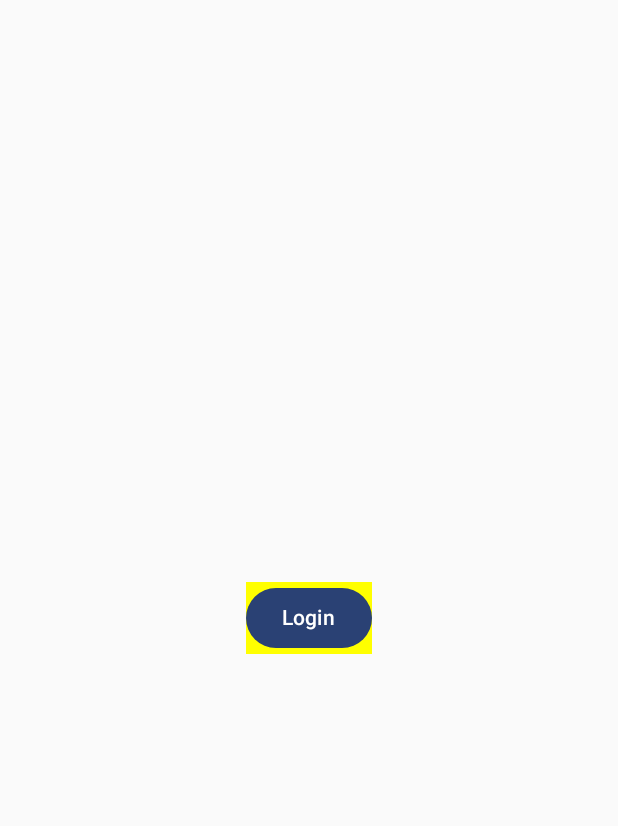
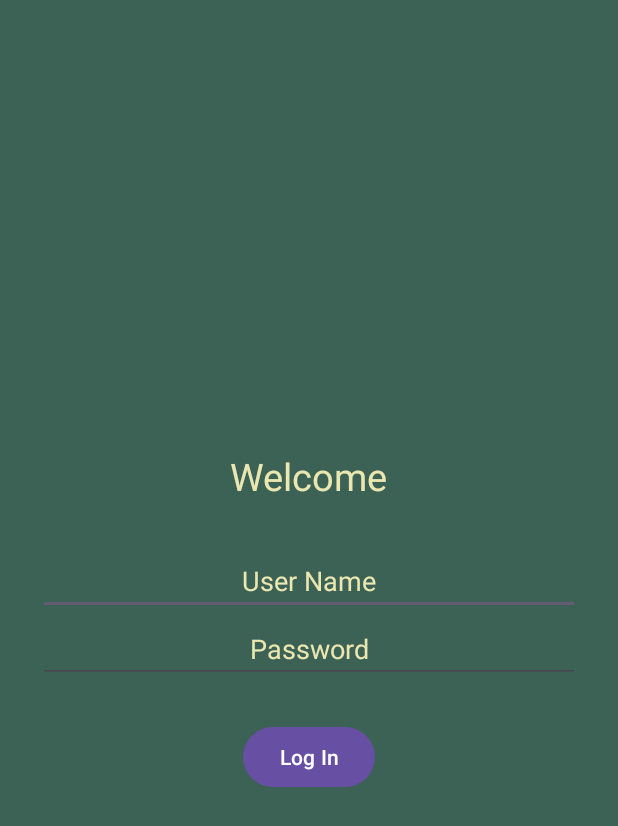
Before and after one commit to inesimoes01/wsp-quality-assessment-app, an Android app built with Jetpack Compose: the screen it shows after launch (LoginActivity), on a phone screen of 412 x 824 dp. Shown: the top 826 px of the screen. Run offline under Robolectric (Android 15) with nearby library versions, the phone set to English and light mode, and no system bars.

Commit message:
changed login from kotlin to xml

```diff
--- /dev/null
+++ b/app/src/main/java/com/example/myapplication/Activities/LoginActivity.kt
@@ -0,0 +1,43 @@
+package com.example.myapplication.Activities
+
+import android.content.Intent
+import android.os.Bundle
+import android.widget.Button
+import android.widget.EditText
+import android.widget.Toast
+import androidx.appcompat.app.AppCompatActivity
+import com.example.myapplication.CameraViewActivity
+import com.example.myapplication.Classes.UserDAO
+import com.example.myapplication.R
+
+class LoginActivity : AppCompatActivity() {
+
+    override fun onCreate(savedInstanceState: Bundle?) {
+        super.onCreate(savedInstanceState)
+        setContentView(R.layout.activity_login)
+
+        // save values
+        var etUsername = findViewById<EditText>(R.id.username)
+        var etPassword = findViewById<EditText>(R.id.password)
+        var btnSubmit = findViewById<Button>(R.id.btn_submit)
+
+
+        // submit button
+        btnSubmit.setOnClickListener {
+            val username = etUsername.text.toString();
+            val password = etPassword.text.toString();
+            Toast.makeText(this@LoginActivity, username, Toast.LENGTH_LONG).show()
+
+            // verify credentials
+            checkLogin(username, password)
+
+            // change page
+            val cameraView = Intent(this, CameraViewActivity::class.java)
+            startActivity(cameraView)
+        }
+    }
+
+    private fun checkLogin(username:String, password: String){
+        UserDAO.checkLogin(username, password)
+    }
+}
--- a/app/src/main/java/com/example/myapplication/CameraViewActivity.kt
+++ b/app/src/main/java/com/example/myapplication/CameraViewActivity.kt
@@ -245,7 +245,7 @@ fun PhotoBottomSheetContent(
     bitmaps: List<Bitmap>,
     modifier: Modifier = Modifier
 ) {
-    if(bitmaps.isEmpty()) {
+    if (bitmaps.isEmpty()) {
         Box(
             modifier = modifier
                 .padding(16.dp),
--- /dev/null
+++ b/app/src/main/java/com/example/myapplication/Classes/User.java
@@ -0,0 +1,6 @@
+package com.example.myapplication.Classes;
+
+public class User {
+    private String username;
+    private String password;
+}
--- a/app/src/main/java/com/example/myapplication/LoginActivity.kt
+++ /dev/null
@@ -1,44 +0,0 @@
-package com.example.myapplication
-
-import android.content.Intent
-import android.os.Bundle
-import androidx.activity.ComponentActivity
-import androidx.activity.compose.setContent
-import androidx.compose.foundation.background
-import androidx.compose.foundation.layout.Box
-import androidx.compose.foundation.layout.fillMaxSize
-import androidx.compose.material3.Button
-import androidx.compose.material3.Text
-import androidx.compose.ui.Alignment
-import androidx.compose.ui.Modifier
-import androidx.compose.ui.graphics.Color
-import com.example.myapplication.ui.theme.MyApplicationTheme
-
-
-class LoginActivity : ComponentActivity() {
-    override fun onCreate(savedInstanceState: Bundle?) {
-        super.onCreate(savedInstanceState)
-
-        val cameraView = Intent(this, CameraViewActivity::class.java)
-        setContent {
-            MyApplicationTheme {
-
-                Box( Modifier.fillMaxSize() ) {
-                    Button(
-                        onClick = {
-                            startActivity(cameraView)
-                        },
-
-                        Modifier
-                            .background(color = Color.Yellow)
-                            .align(alignment = Alignment.Center)
-
-                    ) {
-                        Text("Login")
-                    }
-                }
-            }
-        }
-    }
-
-}
--- /dev/null
+++ b/app/src/main/res/layout/activity_login.xml
@@ -0,0 +1,61 @@
+<?xml version="1.0" encoding="utf-8"?>
+<androidx.constraintlayout.widget.ConstraintLayout xmlns:android="http://schemas.android.com/apk/res/android"
+    xmlns:app="http://schemas.android.com/apk/res-auto"
+    xmlns:tools="http://schemas.android.com/tools"
+    android:layout_width="match_parent"
+    android:layout_height="match_parent"
+    tools:context=".Activities.LoginActivity">
+
+    <LinearLayout
+        android:id="@+id/ll_main_layout"
+        android:layout_width="match_parent"
+        android:layout_height="match_parent"
+        android:background="#3C6255"
+        android:gravity="center"
+        android:orientation="vertical"
+        android:padding="25dp">
+
+        <TextView
+            android:layout_width="wrap_content"
+            android:layout_height="wrap_content"
+            android:padding="30dp"
+            android:text="Welcome"
+            android:textColor="#EAE7B1"
+            android:textSize="25dp" />
+
+        <EditText
+            android:id="@+id/username"
+            android:layout_width="match_parent"
+            android:layout_height="wrap_content"
+            android:hint="User Name"
+            android:textAlignment="center"
+            android:textColor="#EAE7B1"
+            android:textColorHint="#EAE7B1" />
+
+        <EditText
+            android:id="@+id/password"
+            android:layout_width="match_parent"
+            android:layout_height="wrap_content"
+            android:hint="Password"
+            android:inputType="textPassword"
+            android:textAlignment="center"
+            android:textColor="#EAE7B1"
+            android:textColorHint="#EAE7B1" />
+
+        <LinearLayout
+            android:layout_width="match_parent"
+            android:layout_height="wrap_content"
+            android:gravity="center"
+            android:orientation="horizontal"
+            android:padding="25dp">
+
+            <Button
+                android:id="@+id/btn_submit"
+                android:layout_width="wrap_content"
+                android:layout_height="wrap_content"
+                android:text="Log In"
+                android:textAllCaps="false" />
+        </LinearLayout>
+    </LinearLayout>
+
+</androidx.constraintlayout.widget.ConstraintLayout>
--- /dev/null
+++ b/app/src/main/res/values-land/dimens.xml
@@ -0,0 +1,3 @@
+<resources>
+    <dimen name="fab_margin">48dp</dimen>
+</resources>
--- /dev/null
+++ b/app/src/main/res/values-v23/themes.xml
@@ -0,0 +1,9 @@
+<resources xmlns:tools="http://schemas.android.com/tools">
+
+    <style name="Theme.MyApplication" parent="Base.Theme.MyApplication">
+        <!-- Transparent system bars for edge-to-edge. -->
+        <item name="android:navigationBarColor">@android:color/transparent</item>
+        <item name="android:statusBarColor">@android:color/transparent</item>
+        <item name="android:windowLightStatusBar">?attr/isLightTheme</item>
+    </style>
+</resources>
--- /dev/null
+++ b/app/src/main/res/values-w1240dp/dimens.xml
@@ -0,0 +1,3 @@
+<resources>
+    <dimen name="fab_margin">200dp</dimen>
+</resources>
--- /dev/null
+++ b/app/src/main/res/values-w600dp/dimens.xml
@@ -0,0 +1,3 @@
+<resources>
+    <dimen name="fab_margin">48dp</dimen>
+</resources>
--- a/app/src/main/res/values/colors.xml
+++ b/app/src/main/res/values/colors.xml
@@ -1,5 +1,5 @@
 <?xml version="1.0" encoding="utf-8"?>
-<resources>
+<resources xmlns:tools="http://schemas.android.com/colors">
     <color name="purple_200">#FFBB86FC</color>
     <color name="purple_500">#FF6200EE</color>
     <color name="purple_700">#FF3700B3</color>
@@ -7,4 +7,8 @@
     <color name="teal_700">#FF018786</color>
     <color name="black">#FF000000</color>
     <color name="white">#FFFFFFFF</color>
+
+    <color name="dark_green">#3C6255</color>
+    <color name="yellow">#EAE7B1</color>
+    <color name="dark_blue">#344D67</color>
 </resources>
--- /dev/null
+++ b/app/src/main/res/values/dimens.xml
@@ -0,0 +1,3 @@
+<resources>
+    <dimen name="fab_margin">16dp</dimen>
+</resources>
--- a/app/src/main/res/values/strings.xml
+++ b/app/src/main/res/values/strings.xml
@@ -1,5 +1,6 @@
 <resources>
     <string name="app_name">My Application</string>
-    <string name="title_activity_camera_view">CameraViewActivity</string>
-    <string name="title_activity_default">Default</string>
+    <string name="activity_camera_view">CameraViewActivity</string>
+    <string name="activity_login">LoginActivity</string>
+
 </resources>
--- a/app/src/main/res/values/themes.xml
+++ b/app/src/main/res/values/themes.xml
@@ -1,5 +1,10 @@
 <?xml version="1.0" encoding="utf-8"?>
-<resources>
+<resources xmlns:tools="http://schemas.android.com/tools">
 
     <style name="Theme.MyApplication" parent="android:Theme.Material.Light.NoActionBar" />
+    <!-- Base application theme. -->
+    <style name="Base.Theme.MyApplication" parent="Theme.Material3.DayNight.NoActionBar">
+        <!-- Customize your light theme here. -->
+        <!-- <item name="colorPrimary">@color/my_light_primary</item> -->
+    </style>
 </resources>
```
Also changed, not shown: app/build.gradle.kts (+9 -1 lines), app/src/main/AndroidManifest.xml (+6 -6 lines), app/src/main/java/com/example/myapplication/Classes/UserDAO.java (added, +7 -0 lines).
